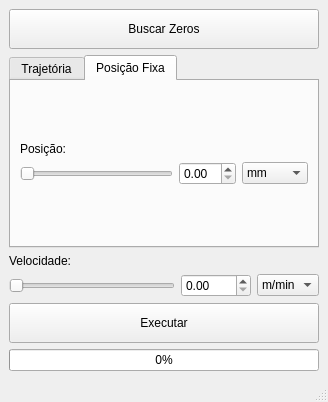
First picture: the form in Source/ui/mainwindow.ui, repository rafaelppires/weldway, before the edit.
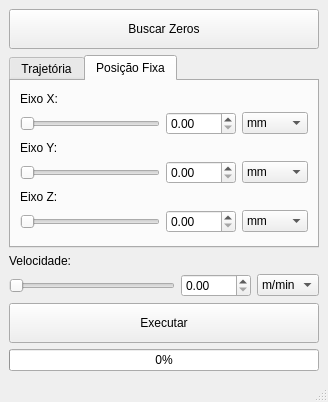
Second picture: the form after the edit.

Patch:
```diff
--- a/Source/ui/mainwindow.ui
+++ b/Source/ui/mainwindow.ui
@@ -169,6 +169,91 @@
           </item>
           <item>
            <layout class="QGridLayout" name="gridLayout_3">
+            <item row="2" column="0">
+             <widget class="QLabel" name="label_3">
+              <property name="text">
+               <string>Eixo Y:</string>
+              </property>
+             </widget>
+            </item>
+            <item row="3" column="2">
+             <widget class="QComboBox" name="yposUnitComboBox">
+              <item>
+               <property name="text">
+                <string>mm</string>
+               </property>
+              </item>
+              <item>
+               <property name="text">
+                <string>cm</string>
+               </property>
+              </item>
+              <item>
+               <property name="text">
+                <string>m</string>
+               </property>
+              </item>
+              <item>
+               <property name="text">
+                <string>pulsos</string>
+               </property>
+              </item>
+              <item>
+               <property name="text">
+                <string>&quot;</string>
+               </property>
+              </item>
+             </widget>
+            </item>
+            <item row="3" column="1">
+             <widget class="QDoubleSpinBox" name="ypositionSpinBox"/>
+            </item>
+            <item row="3" column="0">
+             <widget class="QSlider" name="ypositionSlider">
+              <property name="orientation">
+               <enum>Qt::Horizontal</enum>
+              </property>
+             </widget>
+            </item>
+            <item row="5" column="1">
+             <widget class="QDoubleSpinBox" name="zpositionSpinBox"/>
+            </item>
+            <item row="5" column="0">
+             <widget class="QSlider" name="zpositionSlider">
+              <property name="orientation">
+               <enum>Qt::Horizontal</enum>
+              </property>
+             </widget>
+            </item>
+            <item row="5" column="2">
+             <widget class="QComboBox" name="zposUnitComboBox">
+              <item>
+               <property name="text">
+                <string>mm</string>
+               </property>
+              </item>
+              <item>
+               <property name="text">
+                <string>cm</string>
+               </property>
+              </item>
+              <item>
+               <property name="text">
+                <string>m</string>
+               </property>
+              </item>
+              <item>
+               <property name="text">
+                <string>pulsos</string>
+               </property>
+              </item>
+              <item>
+               <property name="text">
+                <string>&quot;</string>
+               </property>
+              </item>
+             </widget>
+            </item>
             <item row="1" column="0">
              <widget class="QSlider" name="positionSlider">
               <property name="orientation">
@@ -177,7 +262,14 @@
              </widget>
             </item>
             <item row="1" column="1">
-             <widget class="QDoubleSpinBox" name="positionSpinBox"/>
+             <widget class="QDoubleSpinBox" name="xpositionSpinBox">
+              <property name="minimumSize">
+               <size>
+                <width>70</width>
+                <height>0</height>
+               </size>
+              </property>
+             </widget>
             </item>
             <item row="1" column="2">
              <widget class="QComboBox" name="posUnitComboBox">
@@ -211,7 +303,14 @@
             <item row="0" column="0">
              <widget class="QLabel" name="label_2">
               <property name="text">
-               <string>Posição:</string>
+               <string>Eixo X:</string>
+              </property>
+             </widget>
+            </item>
+            <item row="4" column="0">
+             <widget class="QLabel" name="label_4">
+              <property name="text">
+               <string>Eixo Z:</string>
               </property>
              </widget>
             </item>
```
Left out of the diff: 6 changed lines with no effect on the pictures.
